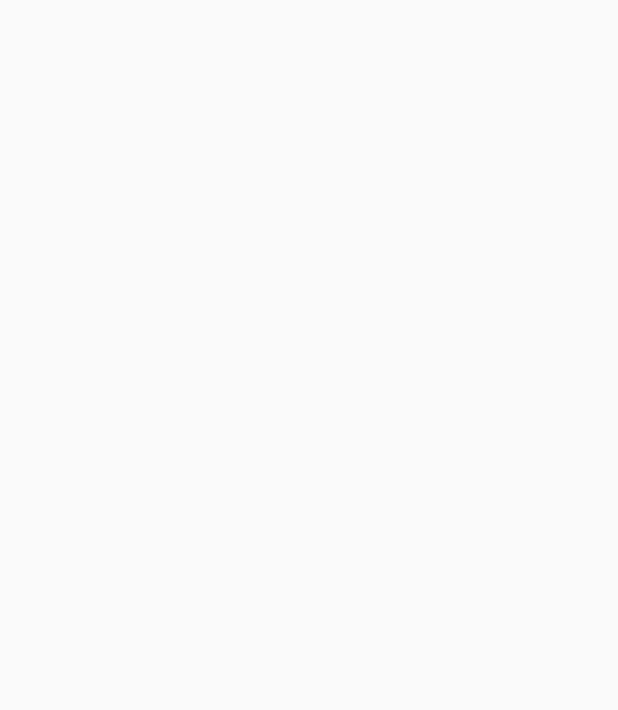
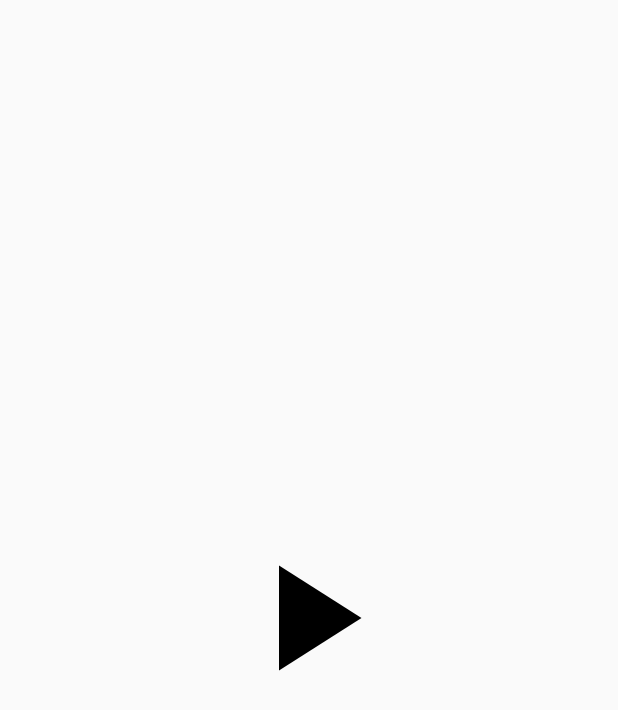
Before and after one commit to alphanication/Compmoviedb, an Android app built with Jetpack Compose: the first screen one second after launch (MainActivity), on a phone screen of 412 x 824 dp. Before the commit the part shown is empty. Shown: the top 710 px of the screen. Run offline under Robolectric (Android 15) with nearby library versions, the phone set to English and light mode, and no system bars.

Commit message:
SplashScreen realization

```diff
--- a/app/src/main/java/com/example/compmoviedb/navigation/SetupNavHost.kt
+++ b/app/src/main/java/com/example/compmoviedb/navigation/SetupNavHost.kt
@@ -25,7 +25,7 @@ fun SetupNavHost(navController: NavHostController) {
         composable(route = Screens.Splash.route) {
             SplashScreen(navController = navController)
         }
-        composable(route = Screens.Main.route + "/{mViewModel}") {
+        composable(route = Screens.Main.route) {
             MainScreen(navController = navController)
         }
         composable(route = Screens.Details.route + "/{movieId}") { backStackEntry ->
--- a/app/src/main/java/com/example/compmoviedb/screens/SplashScreen.kt
+++ b/app/src/main/java/com/example/compmoviedb/screens/SplashScreen.kt
@@ -1,9 +1,56 @@
 package com.example.compmoviedb.screens
 
-import androidx.compose.runtime.Composable
+import androidx.compose.animation.core.animateFloatAsState
+import androidx.compose.animation.core.tween
+import androidx.compose.foundation.layout.Box
+import androidx.compose.foundation.layout.fillMaxSize
+import androidx.compose.foundation.layout.size
+import androidx.compose.material.Icon
+import androidx.compose.material.icons.Icons
+import androidx.compose.material.icons.filled.PlayArrow
+import androidx.compose.runtime.*
+import androidx.compose.ui.Alignment
+import androidx.compose.ui.Modifier
+import androidx.compose.ui.draw.alpha
+import androidx.compose.ui.graphics.Color
+import androidx.compose.ui.unit.dp
 import androidx.navigation.NavController
+import com.example.compmoviedb.navigation.Screens
+import kotlinx.coroutines.delay
 
 @Composable
 fun SplashScreen(navController: NavController) {
+    var stateAnimate by remember {
+        mutableStateOf(false)
+    }
 
+    val alphaAnimation = animateFloatAsState(
+        targetValue = if (stateAnimate) 1f else 0f,
+        animationSpec = tween(durationMillis = 1500)
+    )
+
+    LaunchedEffect(key1 = Unit) {
+        stateAnimate = true
+        delay(2000)
+        navController.navigate(Screens.Main.route)
+    }
+
+    Splash(alpha = alphaAnimation.value)
 }
+
+@Composable
+fun Splash(alpha: Float) {
+    Box(
+        modifier = Modifier.fillMaxSize(),
+        contentAlignment = Alignment.Center
+    ) {
+        Icon(
+            modifier = Modifier
+                .size(120.dp)
+                .alpha(alpha = alpha),
+            imageVector = Icons.Default.PlayArrow,
+            contentDescription = "",
+            tint = Color.Black
+        )
+    }
+}
```
